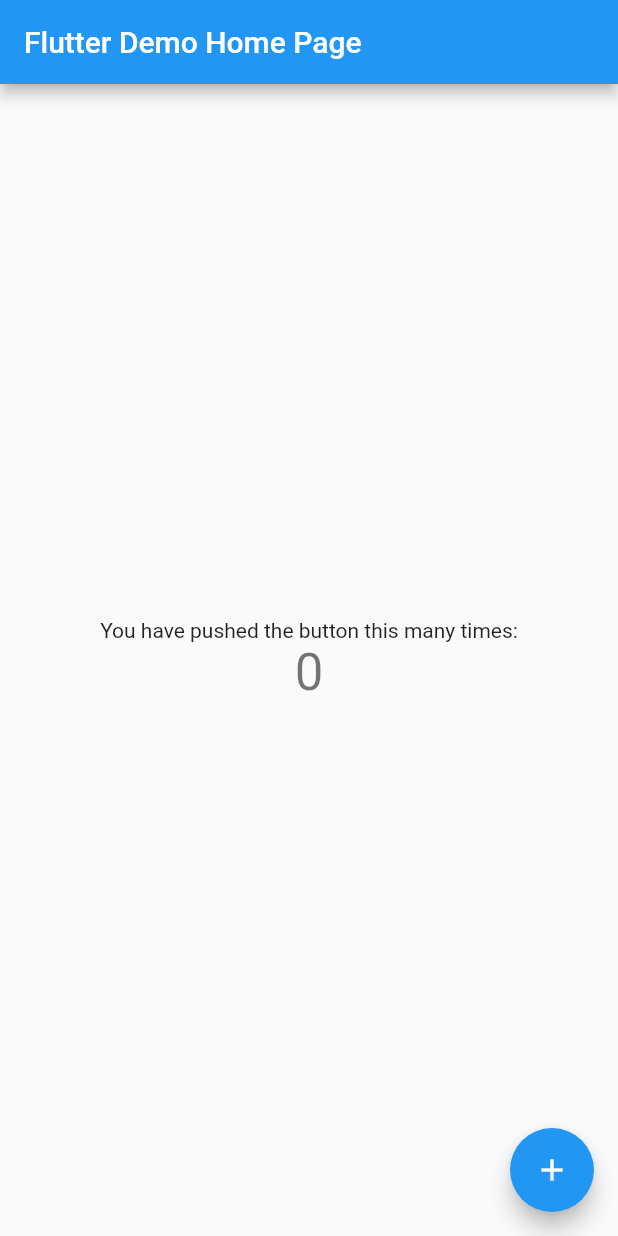
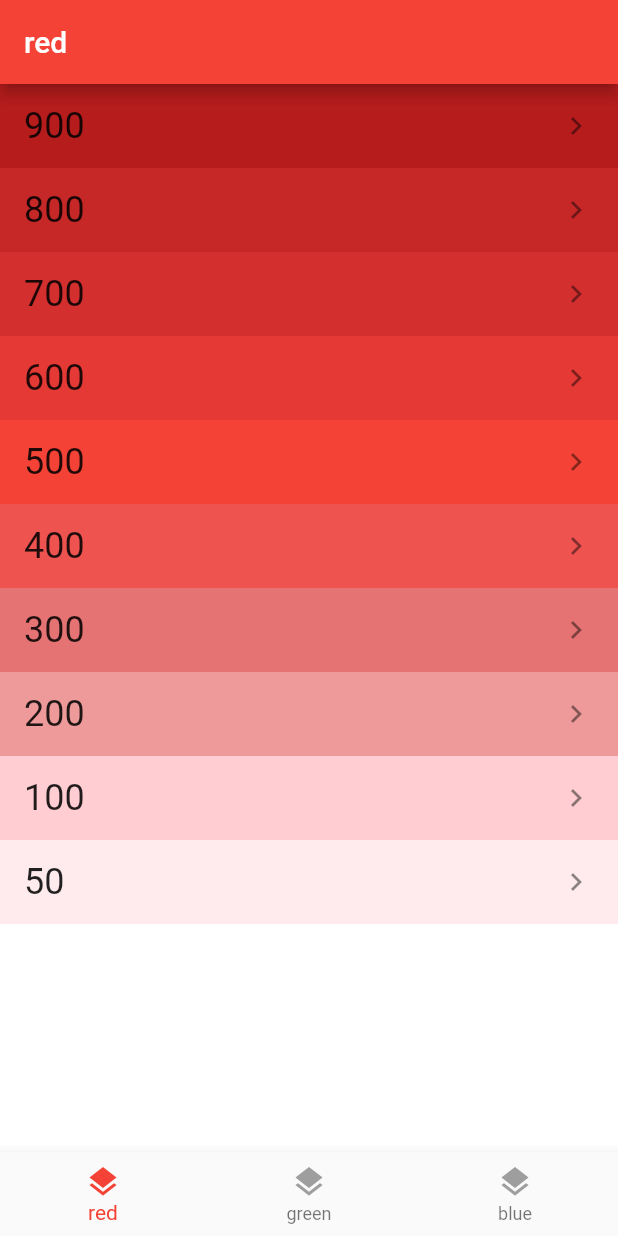
Before and after one commit to AmbujaAK/flutter_navigator, a Flutter app: the screen it shows after launch, on a phone screen of 412 x 824 dp. Run offline on Flutter 3.47's test engine with Material 2 defaults, Android fonts, the phone set to English and light mode, and no system bars.

Commit message:
implemented navigation

```diff
--- /dev/null
+++ b/lib/bottom_navigation.dart
@@ -0,0 +1,38 @@
+import 'package:flutter/material.dart';
+import 'package:flutter_navigator/tab_item.dart';
+
+class BottomNavigation extends StatelessWidget {
+  final TabItem currentTab;
+  final ValueChanged<TabItem> onSelectTab;
+
+  BottomNavigation({required this.currentTab, required this.onSelectTab});
+
+  @override
+  Widget build(BuildContext context) {
+    return BottomNavigationBar(
+      type: BottomNavigationBarType.fixed,
+      items: [
+        _buildItem(TabItem.red),
+        _buildItem(TabItem.green),
+        _buildItem(TabItem.blue),
+      ],
+      onTap: (index) => onSelectTab(
+        TabItem.values[index],
+      ),
+    );
+  }
+
+  BottomNavigationBarItem _buildItem(TabItem tabItem) {
+    return BottomNavigationBarItem(
+      icon: Icon(
+        Icons.layers,
+        color: _colorTabMatching(tabItem),
+      ),
+      label: tabName[tabItem],
+    );
+  }
+
+  MaterialColor? _colorTabMatching(TabItem item) {
+    return currentTab == item ? activeTabColor[item] : Colors.grey;
+  }
+}
--- /dev/null
+++ b/lib/color_detail_page.dart
@@ -0,0 +1,27 @@
+import 'package:flutter/material.dart';
+
+class ColorDetailPage extends StatelessWidget {
+  final MaterialColor color;
+  final String title;
+  final int materialIndex;
+  ColorDetailPage({
+    required this.color,
+    required this.title,
+    this.materialIndex: 500,
+  });
+
+  @override
+  Widget build(BuildContext context) {
+    return Scaffold(
+      appBar: AppBar(
+        backgroundColor: color,
+        title: Text(
+          '$title[$materialIndex]',
+        ),
+      ),
+      body: Container(
+        color: color[materialIndex],
+      ),
+    );
+  }
+}
--- /dev/null
+++ b/lib/color_list_page.dart
@@ -0,0 +1,57 @@
+import 'package:flutter/material.dart';
+
+class ColorsListPage extends StatelessWidget {
+  final MaterialColor color;
+  final String title;
+  final ValueChanged<int> onPush;
+
+  ColorsListPage({
+    required this.color,
+    required this.title,
+    required this.onPush,
+  });
+
+  @override
+  Widget build(BuildContext context) {
+    return Scaffold(
+        appBar: AppBar(
+          title: Text(
+            title,
+          ),
+          backgroundColor: color,
+        ),
+        body: Container(
+          color: Colors.white,
+          child: _buildList(),
+        ));
+  }
+
+  final List<int> materialIndices = [
+    900,
+    800,
+    700,
+    600,
+    500,
+    400,
+    300,
+    200,
+    100,
+    50
+  ];
+
+  Widget _buildList() {
+    return ListView.builder(
+        itemCount: materialIndices.length,
+        itemBuilder: (BuildContext content, int index) {
+          int materialIndex = materialIndices[index];
+          return Container(
+            color: color[materialIndex],
+            child: ListTile(
+              title: Text('$materialIndex', style: TextStyle(fontSize: 24.0)),
+              trailing: Icon(Icons.chevron_right),
+              onTap: () => onPush(materialIndex),
+            ),
+          );
+        });
+  }
+}
--- /dev/null
+++ b/lib/home.dart
@@ -0,0 +1,55 @@
+import 'package:flutter/material.dart';
+import 'package:flutter_navigator/bottom_navigation.dart';
+import 'package:flutter_navigator/tab_item.dart';
+import 'package:flutter_navigator/tab_navigator.dart';
+
+class Home extends StatefulWidget {
+  @override
+  _HomeState createState() => _HomeState();
+}
+
+class _HomeState extends State<Home> {
+  TabItem currentTab = TabItem.red;
+
+  Map<TabItem, GlobalKey<NavigatorState>> navigatorKeys = {
+    TabItem.red: GlobalKey<NavigatorState>(),
+    TabItem.green: GlobalKey<NavigatorState>(),
+    TabItem.blue: GlobalKey<NavigatorState>(),
+  };
+
+  void _selectTab(TabItem tabItem) {
+    setState(() {
+      currentTab = tabItem;
+    });
+  }
+
+  final navigatorKey = GlobalKey<NavigatorState>();
+  @override
+  Widget build(BuildContext context) {
+    return WillPopScope(
+      onWillPop: () async =>
+          !await navigatorKeys[currentTab]!.currentState!.maybePop(),
+      child: Scaffold(
+        body: Stack(children: <Widget>[
+          _buildOffstageNavigator(TabItem.red),
+          _buildOffstageNavigator(TabItem.green),
+          _buildOffstageNavigator(TabItem.blue),
+        ]),
+        bottomNavigationBar: BottomNavigation(
+          currentTab: currentTab,
+          onSelectTab: _selectTab,
+        ),
+      ),
+    );
+  }
+
+  Widget _buildOffstageNavigator(TabItem tabItem) {
+    return Offstage(
+      offstage: currentTab != tabItem,
+      child: TabNavigator(
+        navigatorKey: (navigatorKeys[tabItem])!,
+        tabItem: tabItem,
+      ),
+    );
+  }
+}
--- a/lib/main.dart
+++ b/lib/main.dart
@@ -1,113 +1,17 @@
 import 'package:flutter/material.dart';
+import 'package:flutter_navigator/home.dart';
 
-void main() {
-  runApp(MyApp());
-}
+void main() => runApp(MyApp());
 
 class MyApp extends StatelessWidget {
-  // This widget is the root of your application.
   @override
   Widget build(BuildContext context) {
     return MaterialApp(
-      title: 'Flutter Demo',
+      title: 'Flutter Navigation',
       theme: ThemeData(
-        // This is the theme of your application.
-        //
-        // Try running your application with "flutter run". You'll see the
-        // application has a blue toolbar. Then, without quitting the app, try
-        // changing the primarySwatch below to Colors.green and then invoke
-        // "hot reload" (press "r" in the console where you ran "flutter run",
-        // or simply save your changes to "hot reload" in a Flutter IDE).
-        // Notice that the counter didn't reset back to zero; the application
-        // is not restarted.
-        primarySwatch: Colors.blue,
+        primarySwatch: Colors.red,
       ),
-      home: MyHomePage(title: 'Flutter Demo Home Page'),
+      home: Home(),
     );
   }
 }
-
-class MyHomePage extends StatefulWidget {
-  MyHomePage({Key? key, this.title}) : super(key: key);
-
-  // This widget is the home page of your application. It is stateful, meaning
-  // that it has a State object (defined below) that contains fields that affect
-  // how it looks.
-
-  // This class is the configuration for the state. It holds the values (in this
-  // case the title) provided by the parent (in this case the App widget) and
-  // used by the build method of the State. Fields in a Widget subclass are
-  // always marked "final".
-
-  final String? title;
-
-  @override
-  _MyHomePageState createState() => _MyHomePageState();
-}
-
-class _MyHomePageState extends State<MyHomePage> {
-  int _counter = 0;
-
-  void _incrementCounter() {
-    setState(() {
-      // This call to setState tells the Flutter framework that something has
-      // changed in this State, which causes it to rerun the build method below
-      // so that the display can reflect the updated values. If we changed
-      // _counter without calling setState(), then the build method would not be
-      // called again, and so nothing would appear to happen.
-      _counter++;
-    });
-  }
-
-  @override
-  Widget build(BuildContext context) {
-    // This method is rerun every time setState is called, for instance as done
-    // by the _incrementCounter method above.
-    //
-    // The Flutter framework has been optimized to make rerunning build methods
-    // fast, so that you can just rebuild anything that needs updating rather
-    // than having to individually change instances of widgets.
-    return Scaffold(
-      appBar: AppBar(
-        // Here we take the value from the MyHomePage object that was created by
-        // the App.build method, and use it to set our appbar title.
-        title: Text(widget.title!),
-      ),
-      body: Center(
-        // Center is a layout widget. It takes a single child and positions it
-        // in the middle of the parent.
-        child: Column(
-          // Column is also a layout widget. It takes a list of children and
-          // arranges them vertically. By default, it sizes itself to fit its
-          // children horizontally, and tries to be as tall as its parent.
-          //
-          // Invoke "debug painting" (press "p" in the console, choose the
-          // "Toggle Debug Paint" action from the Flutter Inspector in Android
-          // Studio, or the "Toggle Debug Paint" command in Visual Studio Code)
-          // to see the wireframe for each widget.
-          //
-          // Column has various properties to control how it sizes itself and
-          // how it positions its children. Here we use mainAxisAlignment to
-          // center the children vertically; the main axis here is the vertical
-          // axis because Columns are vertical (the cross axis would be
-          // horizontal).
-          mainAxisAlignment: MainAxisAlignment.center,
-          children: <Widget>[
-            Text(
-              'You have pushed the button this many times:',
-            ),
-            Text(
-              '$_counter',
-              style: Theme.of(context).textTheme.headline4,
-            ),
-          ],
-        ),
-      ),
-      floatingActionButton: FloatingActionButton(
-        onPressed: _incrementCounter,
-        tooltip: 'Increment',
-        child: Icon(Icons.add),
-      ), // This trailing comma makes auto-formatting nicer for build methods.
-    );
-  }
-}
--- /dev/null
+++ b/lib/tab_item.dart
@@ -0,0 +1,15 @@
+import 'package:flutter/material.dart';
+
+enum TabItem { red, green, blue }
+
+const Map<TabItem, String> tabName = {
+  TabItem.red: 'red',
+  TabItem.green: 'green',
+  TabItem.blue: 'blue',
+};
+
+const Map<TabItem, MaterialColor> activeTabColor = {
+  TabItem.red: Colors.red,
+  TabItem.green: Colors.green,
+  TabItem.blue: Colors.blue,
+};
--- /dev/null
+++ b/lib/tab_navigator.dart
@@ -0,0 +1,59 @@
+import 'package:flutter/material.dart';
+import 'package:flutter_navigator/color_detail_page.dart';
+import 'package:flutter_navigator/color_list_page.dart';
+import 'package:flutter_navigator/tab_item.dart';
+
+class TabNavigatorRoutes {
+  static const String root = '/';
+  static const String detail = '/detail';
+}
+
+class TabNavigator extends StatelessWidget {
+  final GlobalKey<NavigatorState> navigatorKey;
+  final TabItem tabItem;
+
+  TabNavigator({required this.navigatorKey, required this.tabItem});
+
+  void _push(BuildContext context, {int materialIndex: 500}) {
+    var routeBuilders = _routeBuilders(context, materialIndex: materialIndex);
+
+    Navigator.push(
+      context,
+      MaterialPageRoute(
+        builder: (context) =>
+            routeBuilders[TabNavigatorRoutes.detail]!(context),
+      ),
+    );
+  }
+
+  Map<String, WidgetBuilder> _routeBuilders(BuildContext context,
+      {int materialIndex: 500}) {
+    return {
+      TabNavigatorRoutes.root: (context) => ColorsListPage(
+            color: (activeTabColor[tabItem])!,
+            title: (tabName[tabItem])!,
+            onPush: (materialIndex) =>
+                _push(context, materialIndex: materialIndex),
+          ),
+      TabNavigatorRoutes.detail: (context) => ColorDetailPage(
+            color: (activeTabColor[tabItem])!,
+            title: (tabName[tabItem])!,
+            materialIndex: materialIndex,
+          ),
+    };
+  }
+
+  @override
+  Widget build(BuildContext context) {
+    final routeBuilders = _routeBuilders(context);
+    return Navigator(
+      key: navigatorKey,
+      initialRoute: TabNavigatorRoutes.root,
+      onGenerateRoute: (routeSettings) {
+        return MaterialPageRoute(
+          builder: (context) => routeBuilders[routeSettings.name]!(context),
+        );
+      },
+    );
+  }
+}
```
